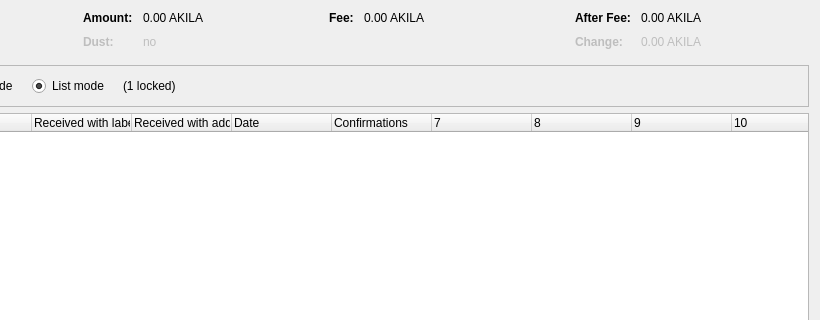
PaladeumBlockchain/Paladeum, file src/qt/forms/coincontroldialog.ui: the form before one commit; both pictures show x 180 to 1000 and y 0 to 320 of the 1000 by 500 pixel window.
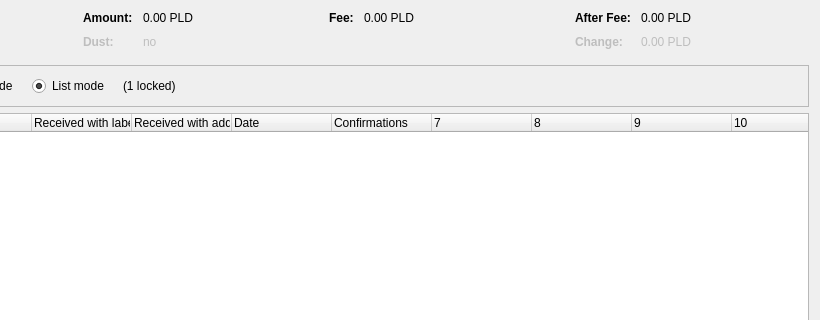
The form after the commit. Custom widgets are drawn as their Qt base class.

Commit message: Rename Akila -> Paladeum

The edit to the form file:
```diff
--- a/src/qt/forms/coincontroldialog.ui
+++ b/src/qt/forms/coincontroldialog.ui
@@ -132,7 +132,7 @@
           <enum>Qt::ActionsContextMenu</enum>
          </property>
          <property name="text">
-          <string notr="true">0.00 AKILA</string>
+          <string notr="true">0.00 PLD</string>
          </property>
          <property name="textInteractionFlags">
           <set>Qt::LinksAccessibleByMouse|Qt::TextSelectableByKeyboard|Qt::TextSelectableByMouse</set>
@@ -212,7 +212,7 @@
           <enum>Qt::ActionsContextMenu</enum>
          </property>
          <property name="text">
-          <string notr="true">0.00 AKILA</string>
+          <string notr="true">0.00 PLD</string>
          </property>
          <property name="textInteractionFlags">
           <set>Qt::LinksAccessibleByMouse|Qt::TextSelectableByKeyboard|Qt::TextSelectableByMouse</set>
@@ -257,7 +257,7 @@
           <enum>Qt::ActionsContextMenu</enum>
          </property>
          <property name="text">
-          <string notr="true">0.00 AKILA</string>
+          <string notr="true">0.00 PLD</string>
          </property>
          <property name="textInteractionFlags">
           <set>Qt::LinksAccessibleByMouse|Qt::TextSelectableByKeyboard|Qt::TextSelectableByMouse</set>
@@ -292,7 +292,7 @@
           <enum>Qt::ActionsContextMenu</enum>
          </property>
          <property name="text">
-          <string notr="true">0.00 AKILA</string>
+          <string notr="true">0.00 PLD</string>
          </property>
          <property name="textInteractionFlags">
           <set>Qt::LinksAccessibleByMouse|Qt::TextSelectableByKeyboard|Qt::TextSelectableByMouse</set>
```
The commit also changes 1091 other files.
